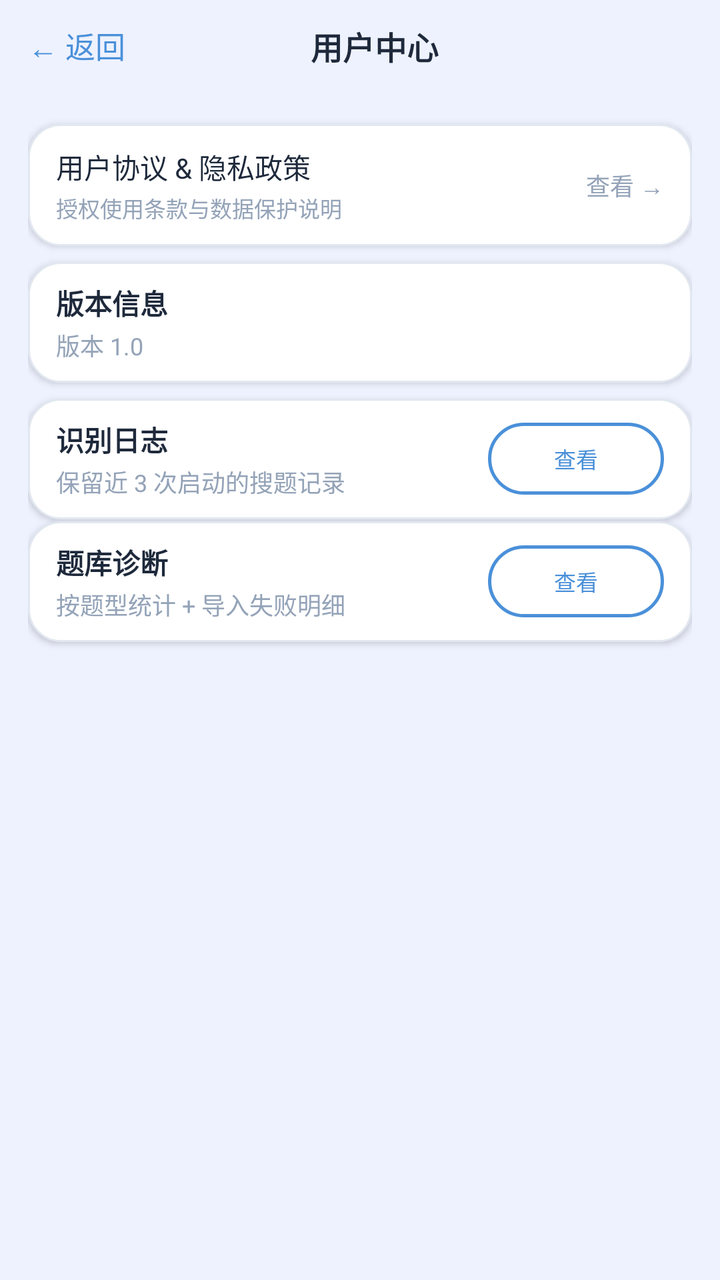
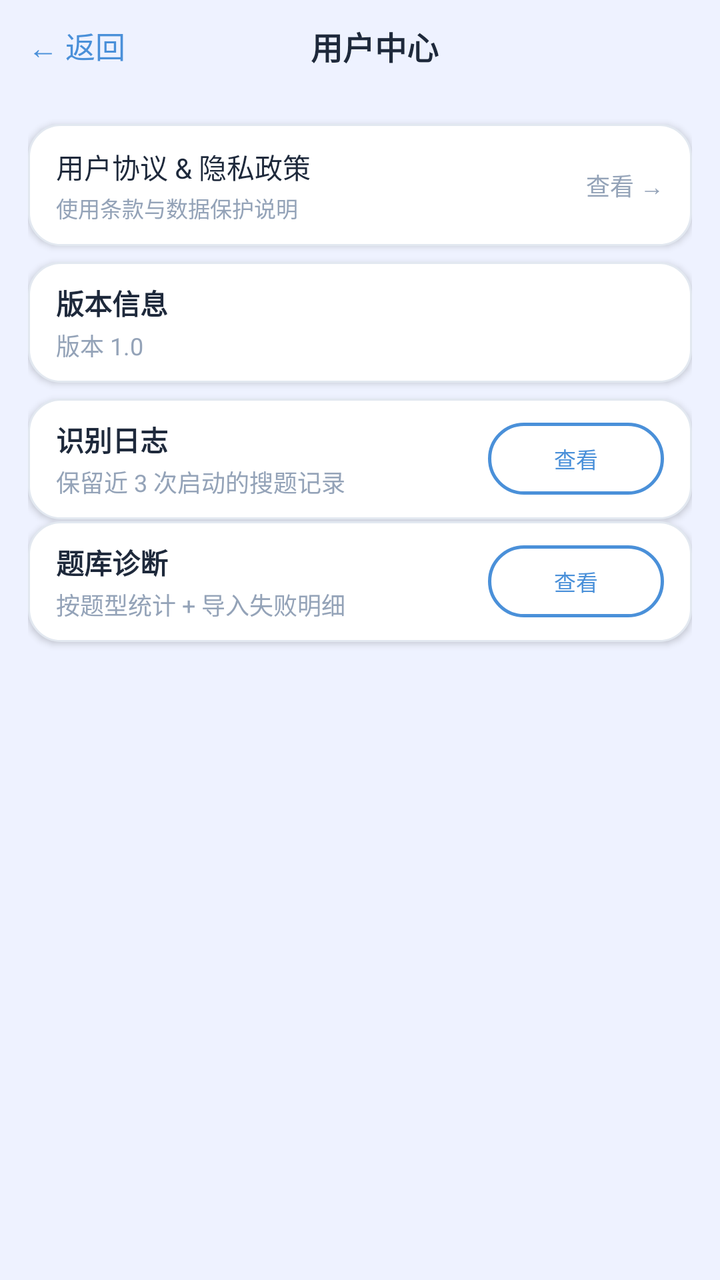

The first picture is an Android layout as it rendered before a commit; the second is the same layout after the commit. The layout source and the unified diff follow.
<!-- AndroidManifest.xml: application theme Theme.Quantum -->
<!-- res/layout/activity_user_center.xml -->
<?xml version="1.0" encoding="utf-8"?>
<LinearLayout xmlns:android="http://schemas.android.com/apk/res/android"
    android:layout_width="match_parent" android:layout_height="match_parent"
    android:background="@color/brand_surface" android:orientation="vertical" android:fitsSystemWindows="true">

    <LinearLayout android:layout_width="match_parent" android:layout_height="46dp"
        android:gravity="center_vertical" android:orientation="horizontal"
        android:paddingStart="6dp" android:paddingEnd="12dp">
        <TextView android:id="@+id/tvBack" android:layout_width="wrap_content" android:layout_height="wrap_content"
            android:padding="8dp" android:text="← 返回" android:textColor="@color/brand_primary" android:textSize="15sp"/>
        <TextView android:layout_width="0dp" android:layout_height="wrap_content" android:layout_weight="1"
            android:gravity="center" android:text="用户中心" android:textColor="@color/text_primary"
            android:textSize="16sp" android:textStyle="bold"/>
        <View android:layout_width="44dp" android:layout_height="1dp"/>
    </LinearLayout>

    <ScrollView android:layout_width="match_parent" android:layout_height="match_parent"
        android:paddingHorizontal="14dp" android:paddingTop="8dp" android:paddingBottom="8dp">
    <LinearLayout android:layout_width="match_parent" android:layout_height="wrap_content" android:orientation="vertical">

        
        <LinearLayout android:id="@+id/layoutLegal" android:layout_width="match_parent"
            android:layout_height="wrap_content" android:layout_marginTop="8dp"
            android:background="@drawable/bg_card_white" android:elevation="2dp"
            android:orientation="horizontal" android:paddingHorizontal="14dp" android:paddingVertical="11dp" android:gravity="center_vertical">
            <LinearLayout android:layout_width="0dp" android:layout_height="wrap_content"
                android:layout_weight="1" android:orientation="vertical">
                <TextView android:layout_width="wrap_content" android:layout_height="wrap_content"
                    android:text="用户协议 &amp; 隐私政策" android:textColor="@color/text_primary" android:textSize="14sp"/>
                <TextView android:layout_width="wrap_content" android:layout_height="wrap_content"
                    android:layout_marginTop="2dp"
                    android:text="授权使用条款与数据保护说明"
                    android:textColor="@color/text_tertiary" android:textSize="11sp"/>
            </LinearLayout>
            <TextView android:layout_width="wrap_content" android:layout_height="wrap_content"
                android:text="查看 →" android:textColor="@color/text_tertiary" android:textSize="12sp"/>
        </LinearLayout>

        
        <LinearLayout android:layout_width="match_parent" android:layout_height="wrap_content"
            android:layout_marginTop="8dp" android:background="@drawable/bg_card_white"
            android:elevation="2dp" android:orientation="vertical" android:paddingHorizontal="14dp" android:paddingVertical="10dp">
            <TextView android:layout_width="wrap_content" android:layout_height="wrap_content"
                android:text="版本信息" android:textColor="@color/text_primary"
                android:textSize="14sp" android:textStyle="bold"/>
            <TextView android:id="@+id/tvVersionCode" android:layout_width="wrap_content"
                android:layout_height="wrap_content" android:layout_marginTop="2dp"
                android:text="版本 1.0" android:textColor="@color/text_tertiary" android:textSize="12sp"/>
        </LinearLayout>

        
        <LinearLayout android:layout_width="match_parent" android:layout_height="wrap_content"
            android:layout_marginTop="8dp" android:background="@drawable/bg_card_white"
            android:elevation="2dp" android:orientation="horizontal"
            android:paddingHorizontal="14dp" android:paddingVertical="10dp" android:gravity="center_vertical">
            <LinearLayout android:layout_width="0dp" android:layout_height="wrap_content"
                android:layout_weight="1" android:orientation="vertical">
                <TextView android:layout_width="wrap_content" android:layout_height="wrap_content"
                    android:text="识别日志" android:textColor="@color/text_primary"
                    android:textSize="14sp" android:textStyle="bold"/>
                <TextView android:layout_width="wrap_content" android:layout_height="wrap_content"
                    android:layout_marginTop="2dp"
                    android:text="保留近 3 次启动的搜题记录"
                    android:textColor="@color/text_tertiary" android:textSize="12sp"/>
            </LinearLayout>
            <Button android:id="@+id/btnViewRecognitionLog" android:layout_width="wrap_content"
                android:layout_height="36dp" android:text="查看" android:textSize="11sp"
                android:paddingStart="14dp" android:paddingEnd="14dp"
                android:textColor="@color/brand_primary" android:background="@drawable/bg_btn_outline"
                android:stateListAnimator="@null"/>
        </LinearLayout>

        
        <LinearLayout android:layout_width="match_parent" android:layout_height="wrap_content"
            android:layout_marginTop="1dp" android:background="@drawable/bg_card_white"
            android:elevation="2dp" android:orientation="horizontal"
            android:paddingHorizontal="14dp" android:paddingVertical="10dp" android:gravity="center_vertical">
            <LinearLayout android:layout_width="0dp" android:layout_height="wrap_content"
                android:layout_weight="1" android:orientation="vertical">
                <TextView android:layout_width="wrap_content" android:layout_height="wrap_content"
                    android:text="题库诊断" android:textColor="@color/text_primary"
                    android:textSize="14sp" android:textStyle="bold"/>
                <TextView android:layout_width="wrap_content" android:layout_height="wrap_content"
                    android:layout_marginTop="2dp"
                    android:text="按题型统计 + 导入失败明细"
                    android:textColor="@color/text_tertiary" android:textSize="12sp"/>
            </LinearLayout>
            <Button android:id="@+id/btnQuestionBankDiagnosis" android:layout_width="wrap_content"
                android:layout_height="36dp" android:text="查看" android:textSize="11sp"
                android:paddingStart="14dp" android:paddingEnd="14dp"
                android:textColor="@color/brand_primary" android:background="@drawable/bg_btn_outline"
                android:stateListAnimator="@null"/>
        </LinearLayout>

        <View android:layout_width="match_parent" android:layout_height="12dp"/>
    </LinearLayout>
    </ScrollView>
</LinearLayout>
<!-- resources referenced by this layout -->
<resources>
  <color name="brand_primary">#FF4A90D9</color>
  <color name="brand_surface">#FFEEF2FF</color>
  <color name="text_primary">#FF1E293B</color>
  <color name="text_tertiary">#FF94A3B8</color>
  <!-- drawable bg_btn_outline (drawable) -->
  <?xml version="1.0" encoding="utf-8"?>
  <shape xmlns:android="http://schemas.android.com/apk/res/android" android:shape="rectangle">
      <solid android:color="@android:color/transparent"/>
      <stroke android:width="1.5dp" android:color="@color/brand_primary"/>
      <corners android:radius="24dp"/>
  </shape>
  <!-- drawable bg_card_white (drawable) -->
  <?xml version="1.0" encoding="utf-8"?>
  <shape xmlns:android="http://schemas.android.com/apk/res/android" android:shape="rectangle">
      <solid android:color="@color/card_white"/>
      <stroke android:width="1dp" android:color="@color/card_border"/>
      <corners android:radius="16dp"/>
  </shape>
  <style name="Theme.Quantum" parent="Theme.MaterialComponents.DayNight.NoActionBar">
          <item name="android:statusBarColor">@android:color/transparent</item>
          <item name="android:navigationBarColor">@android:color/black</item>
      </style>
  <color name="card_white">#FFFFFFFF</color>
  <color name="card_border">#FFE2E8F0</color>
</resources>

<!-- the commit's change to res/layout/activity_user_center.xml (unified diff, before → after) -->
@@ -29,7 +29,7 @@
                     android:text="用户协议 &amp; 隐私政策" android:textColor="@color/text_primary" android:textSize="14sp"/>
                 <TextView android:layout_width="wrap_content" android:layout_height="wrap_content"
                     android:layout_marginTop="2dp"
-                    android:text="授权使用条款与数据保护说明"
+                    android:text="使用条款与数据保护说明"
                     android:textColor="@color/text_tertiary" android:textSize="11sp"/>
             </LinearLayout>
             <TextView android:layout_width="wrap_content" android:layout_height="wrap_content"
